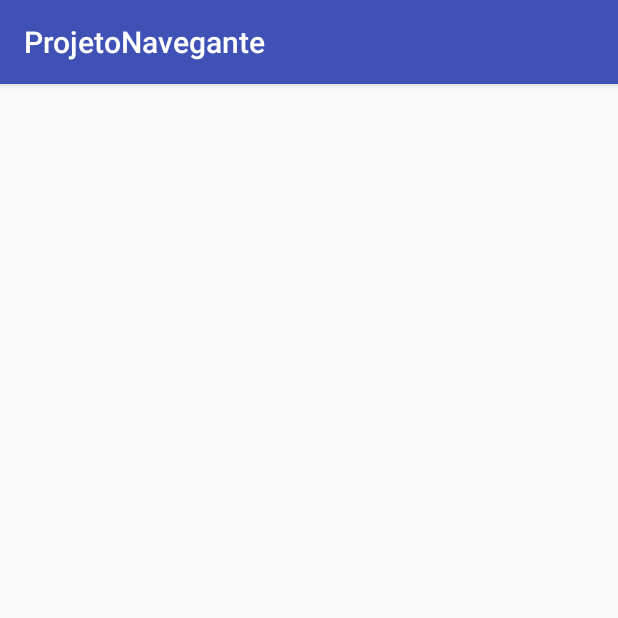
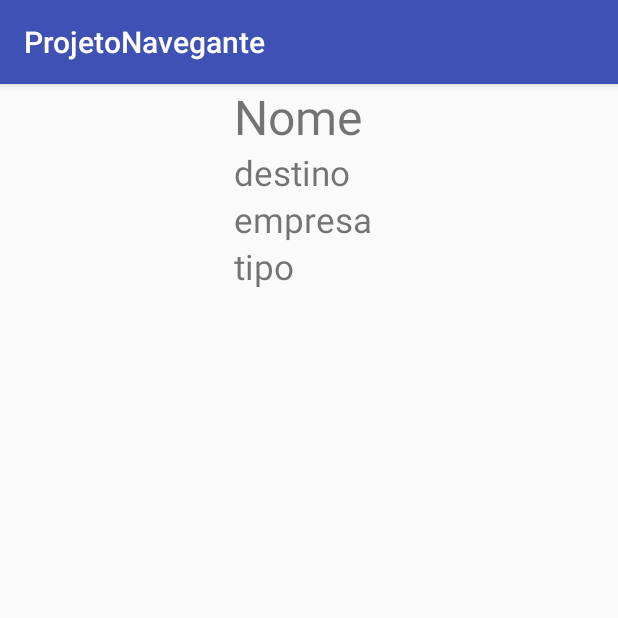
Before and after one commit to rmenezes83/Navegante, an Android app: the EmbarcActivity screen opened directly, with no data from a screen before it, on a phone screen of 412 x 824 dp, the top half of it. Run offline under Robolectric (Android 15) with nearby library versions, the phone set to English and light mode, and no system bars; our stand-ins replace Firebase (no records; nobody signed in at launch, a user with empty details on screens opened directly); 3 statements that could not run were skipped.

Commit message:
Personalização da ListView

```diff
--- a/app/src/main/java/pa/senac/br/projetonavegante/EmbarcActivity.java
+++ b/app/src/main/java/pa/senac/br/projetonavegante/EmbarcActivity.java
@@ -15,6 +15,7 @@ import com.google.firebase.database.ValueEventListener;
 import android.support.v7.app.AppCompatActivity;
 import android.os.Bundle;
 
+import pa.senac.br.projetonavegante.BaseAdapter.AdapterEmbarc;
 import pa.senac.br.projetonavegante.Modelo.Embarcacao;
 
 public class EmbarcActivity extends AppCompatActivity {
@@ -32,7 +33,8 @@ public class EmbarcActivity extends AppCompatActivity {
         super.onCreate(savedInstanceState);
         setContentView(R.layout.activity_embarc);
 
-        ListaEmbarc = findViewById(R.id.ListaEmbarc);
+        ListaEmbarc = (ListView) findViewById(R.id.lista_embarc);
+
         iniciarFireBase();
         getLista();
 
@@ -68,11 +70,16 @@ public class EmbarcActivity extends AppCompatActivity {
     }
 
     private void carregaLista() {
-        ArrayAdapter adapter =
-                new ArrayAdapter(EmbarcActivity.this,
-                        android.R.layout.simple_list_item_1,
-                        android.R.id.text1,
-                        minhaLista);
+        AdapterEmbarc adapter = new AdapterEmbarc(minhaLista, this);
         ListaEmbarc.setAdapter(adapter);
+
+//        ArrayAdapter adapter =
+//                new ArrayAdapter(EmbarcActivity.this,
+//                        android.R.layout.simple_list_item_1,
+//                        android.R.id.text1,
+//                        minhaLista);
+//        ListaEmbarc.setAdapter(adapter);
     }
+
+
 }
--- a/app/src/main/res/layout/activity_embarc.xml
+++ b/app/src/main/res/layout/activity_embarc.xml
@@ -1,21 +1,49 @@
 <?xml version="1.0" encoding="utf-8"?>
-<android.support.constraint.ConstraintLayout xmlns:android="http://schemas.android.com/apk/res/android"
-    xmlns:app="http://schemas.android.com/apk/res-auto"
-    xmlns:tools="http://schemas.android.com/tools"
+<LinearLayout xmlns:android="http://schemas.android.com/apk/res/android"
+    android:id="@+id/lista_embarc"
     android:layout_width="match_parent"
-    android:layout_height="match_parent"
-    tools:context=".EmbarcActivity">
+    android:layout_height="140dp"
+    android:orientation="horizontal">
 
-    <ListView
-        android:id="@+id/ListaEmbarc"
-        android:layout_width="0dp"
-        android:layout_height="0dp"
-        android:layout_marginBottom="8dp"
-        android:layout_marginEnd="8dp"
-        android:layout_marginStart="8dp"
-        android:layout_marginTop="8dp"
-        app:layout_constraintBottom_toBottomOf="parent"
-        app:layout_constraintEnd_toEndOf="parent"
-        app:layout_constraintStart_toStartOf="parent"
-        app:layout_constraintTop_toTopOf="parent" />
-</android.support.constraint.ConstraintLayout>
+
+    <ImageView
+        android:id="@+id/lista_embarc_personalizada_imagem"
+        android:layout_width="156dp"
+        android:layout_height="match_parent" />
+
+    <LinearLayout
+        android:layout_width="609dp"
+        android:layout_height="match_parent"
+        android:orientation="vertical">
+
+        <TextView
+            android:id="@+id/lista_embarc_personalizada_nome"
+            android:layout_width="match_parent"
+            android:layout_height="wrap_content"
+            android:text="Nome"
+            android:textSize="32dp" />
+
+        <TextView
+            android:id="@+id/lista_embarc_personalizada_destino"
+            android:layout_width="match_parent"
+            android:layout_height="wrap_content"
+            android:text="destino"
+            android:textSize="23dp" />
+
+        <TextView
+            android:id="@+id/lista_embarc_personalizada_empresa"
+            android:layout_width="match_parent"
+            android:layout_height="wrap_content"
+            android:text="empresa"
+            android:textSize="23dp" />
+
+        <TextView
+            android:id="@+id/lista_embarc_personalizada_tipo"
+            android:layout_width="match_parent"
+            android:layout_height="wrap_content"
+            android:text="tipo"
+            android:textSize="23dp" />
+
+    </LinearLayout>
+
+</LinearLayout>
```
